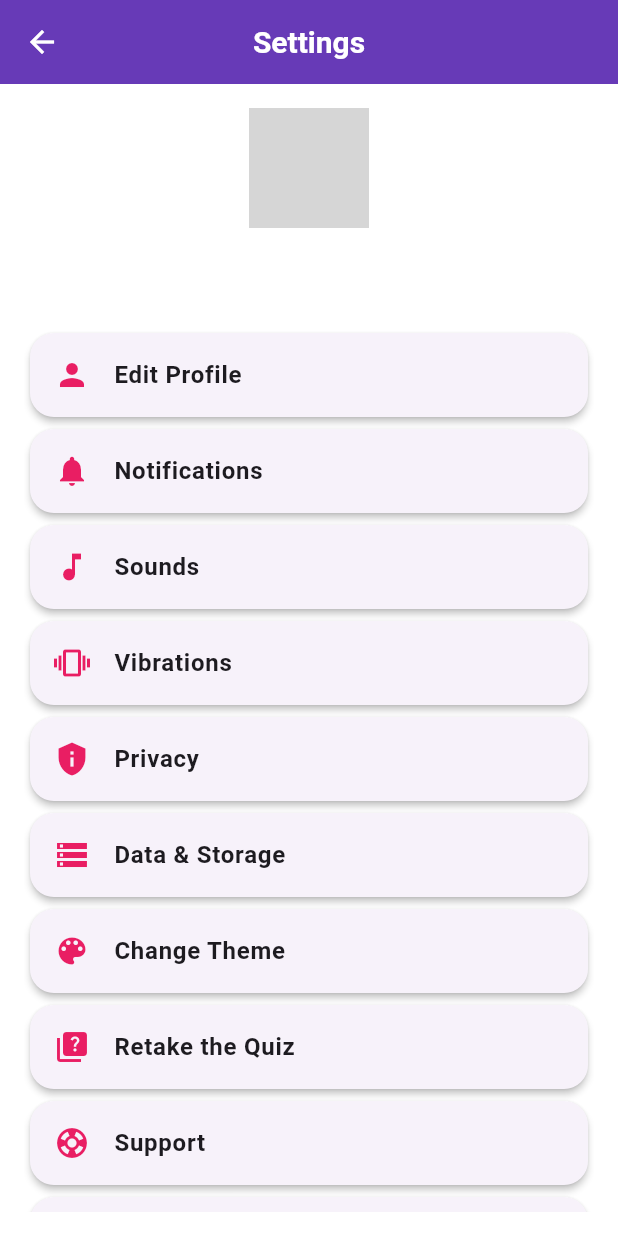
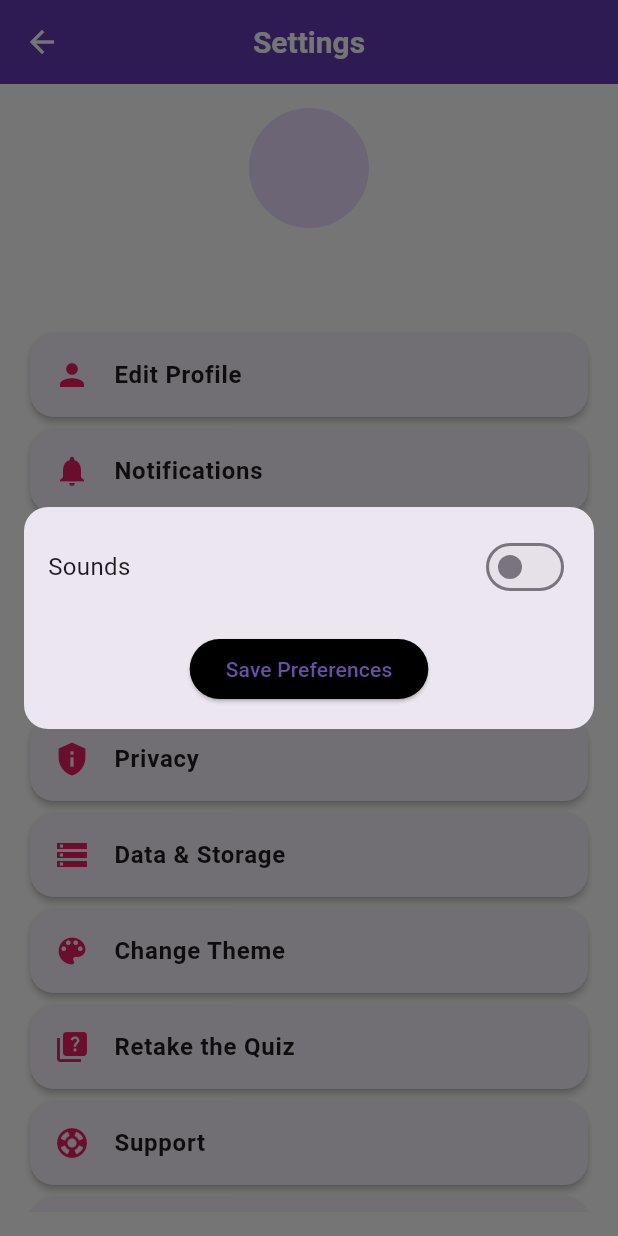
Before and after one commit to fotiskoutsikos/MyCarManager, a Flutter app: the SettingsPage screen opened directly, after a tap on "Sounds", on a phone screen of 412 x 824 dp. Run offline on Flutter 3.47's test engine with Material 3 defaults, Android fonts, the phone set to English and light mode, and no system bars; our stand-ins replace audioplayers, google_maps_flutter, location, shared_preferences; accounts and stored records are empty; grey boxes are pictures that could not be loaded.

Commit message:
soundkatsekalanapoume

```diff
--- a/lib/previous_costs_page.dart
+++ b/lib/previous_costs_page.dart
@@ -30,7 +30,7 @@
           Center(
             child: Container(
               decoration: BoxDecoration(
-                borderRadius: BorderRadius.circular(20),
+                borderRadius: BorderRadius.circular(30),
                 image: const DecorationImage(
                   image: AssetImage('assets/car_logo.png'),
                   fit: BoxFit.cover,
--- a/lib/settings_page.dart
+++ b/lib/settings_page.dart
@@ -16,11 +16,13 @@
 class _SettingsPageState extends State<SettingsPage> {
   // State για τα switches
   bool isNotificationsEnabled = false;
+  bool isSoundsEnabled = false;
   bool isServiceRemindersEnabled = false;
   bool isInspectionRemindersEnabled = false;
   bool isNotificationVibrationsEnabled = false;
   bool isAppVibrationsEnabled = false;
   bool isGPSEnabled = false;
+
 
   String fullName = 'User'; // Default όνομα αν δεν έχει αποθηκευτεί τίποτα
   String profileImagePath = 'assets/profile_pic.png'; // Default εικόνα
@@ -42,6 +44,7 @@
   @override
   Widget build(BuildContext context) {
     final themeNotifier = Provider.of<ThemeNotifier>(context);
+
 
     return Scaffold(
       backgroundColor: Theme.of(context).scaffoldBackgroundColor,
@@ -108,7 +111,10 @@
                     context: context,
                     icon: Icons.music_note,
                     title: 'Sounds',
-                    onTap: () {},
+                    onTap: () => showCustomDialog(
+                      context: context,
+                      child: buildSoundsMenu(),
+                    ),
                   ),
                   buildSettingsOption(
                     context: context,
@@ -245,6 +251,34 @@
             (value) {
               setState(() {
                 isInspectionRemindersEnabled = value;
+              });
+            },
+          ),
+          const SizedBox(height: 20),
+          ElevatedButton(
+            onPressed: () {
+              Navigator.pop(context);
+            },
+            style: ElevatedButton.styleFrom(backgroundColor: Colors.black),
+            child: const Text('Save Preferences'),
+          ),
+        ],
+      ),
+    );
+  }
+
+Widget buildSoundsMenu() {
+    return Padding(
+      padding: const EdgeInsets.all(16.0),
+      child: Column(
+        mainAxisSize: MainAxisSize.min,
+        children: [
+          buildSwitchOption(
+            'Sounds',
+            isSoundsEnabled,
+            (value) {
+              setState(() {
+                isSoundsEnabled = value;
               });
             },
           ),
```
